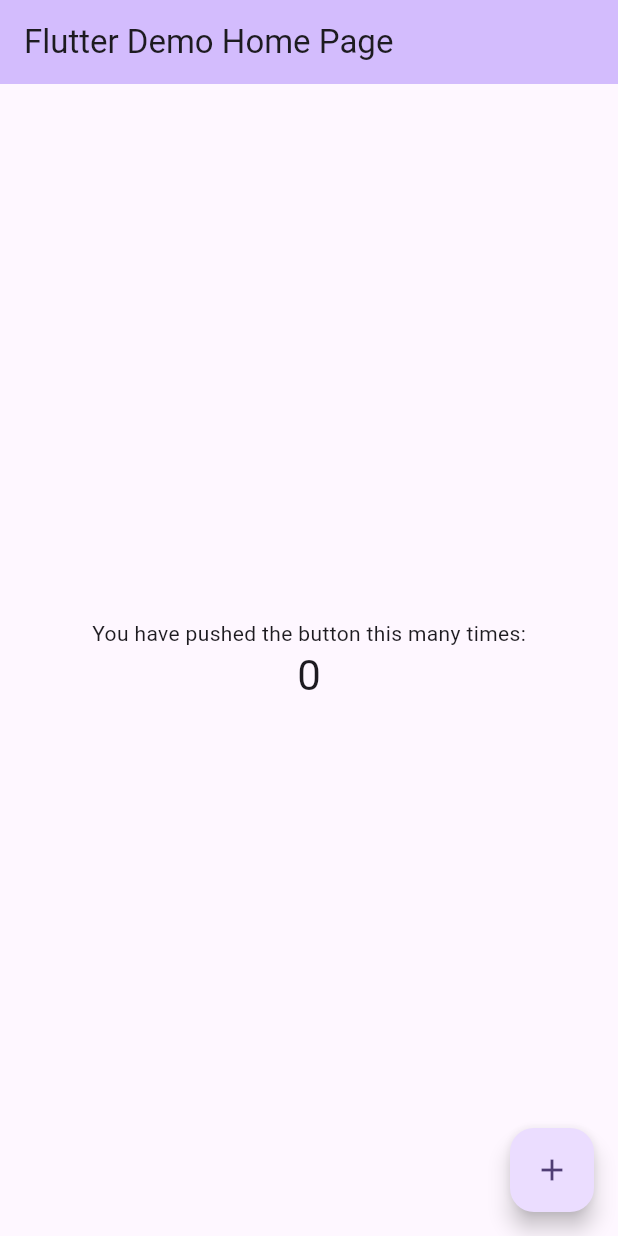
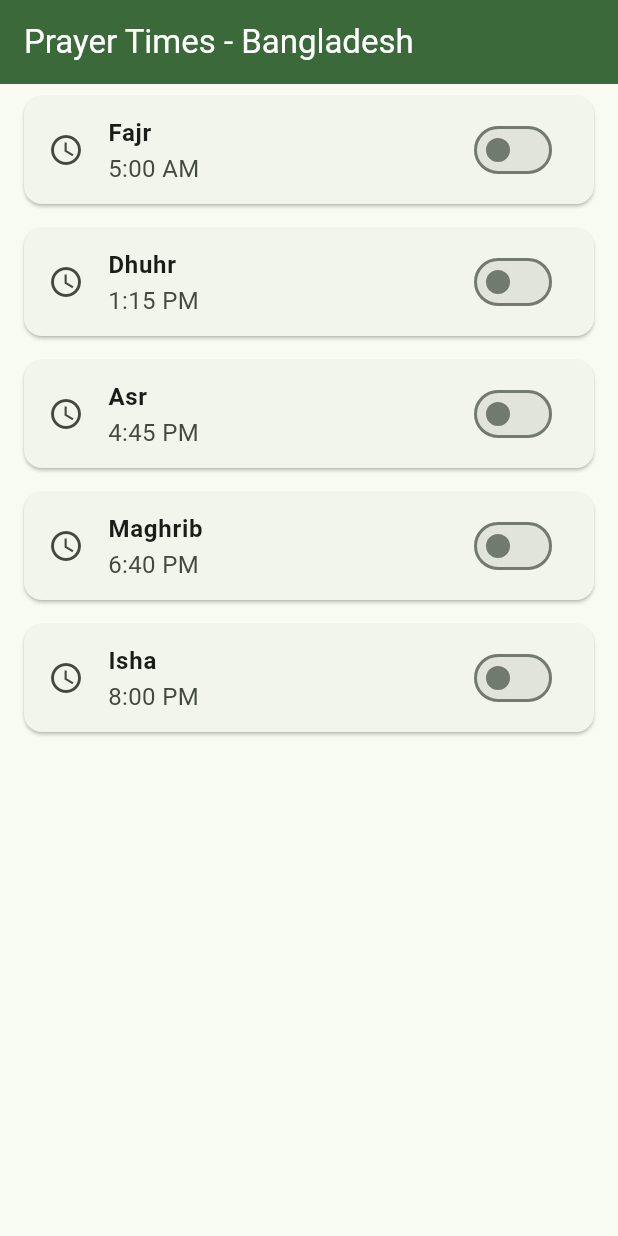
Before and after one commit to could-ai/019a516c-9281-724a-b55a-eb275800d28a, a Flutter app: the screen it shows after launch, on a phone screen of 412 x 824 dp. Run offline on Flutter 3.47's test engine with Material 3 defaults, Android fonts, the phone set to English and light mode, and no system bars.

Commit message:
I have updated the main.dart file to launch our new Prayer Times application. The default counter app has been replaced with a new PrayerTimesApp widget, which sets up the Material App with a green color scheme and designates the PrayerTimesScreen as the home screen. This provides a clean entry point for the prayer schedule feature.; I've created a new model file to define the structure for our prayer time data. The PrayerTime class includes the prayer name, its scheduled time, and a boolean flag to manage the alarm status. This ensures our data is well-organized and easy to manage within the application.; I have created the main screen for the application, which displays the 5 daily prayer times for Bangladesh. This screen features a clean, card-based layout where each card shows the prayer name, time, and an alarm toggle switch. The prayer times are currently hardcoded, but the structure is ready for future integration with a prayer time API. The alarm switch is fully functional, allowing users to toggle the alarm state for each prayer.

```diff
--- a/usr/lib/main.dart
+++ b/usr/lib/main.dart
@@ -1,120 +1,23 @@
 import 'package:flutter/material.dart';
+import 'package:couldai_user_app/screens/prayer_times_screen.dart';
 
 void main() {
-  runApp(const MyApp());
+  runApp(const PrayerTimesApp());
 }
 
-class MyApp extends StatelessWidget {
-  const MyApp({super.key});
+class PrayerTimesApp extends StatelessWidget {
+  const PrayerTimesApp({super.key});
 
-  // This widget is the root of your application.
   @override
   Widget build(BuildContext context) {
     return MaterialApp(
-      title: 'Flutter Demo',
+      title: 'Prayer Times',
       debugShowCheckedModeBanner: false,
       theme: ThemeData(
-        // This is the theme of your application.
-        //
-        // TRY THIS: Try running your application with "flutter run". You'll see
-        // the application has a purple toolbar. Then, without quitting the app,
-        // try changing the seedColor in the colorScheme below to Colors.green
-        // and then invoke "hot reload" (save your changes or press the "hot
-        // reload" button in a Flutter-supported IDE, or press "r" if you used
-        // the command line to start the app).
-        //
-        // Notice that the counter didn't reset back to zero; the application
-        // state is not lost during the reload. To reset the state, use hot
-        // restart instead.
-        //
-        // This works for code too, not just values: Most code changes can be
-        // tested with just a hot reload.
-        colorScheme: ColorScheme.fromSeed(seedColor: Colors.deepPurple),
+        colorScheme: ColorScheme.fromSeed(seedColor: Colors.green),
+        useMaterial3: true,
       ),
-      home: const MyHomePage(title: 'Flutter Demo Home Page'),
+      home: const PrayerTimesScreen(),
     );
   }
 }
-
-class MyHomePage extends StatefulWidget {
-  const MyHomePage({super.key, required this.title});
-
-  // This widget is the home page of your application. It is stateful, meaning
-  // that it has a State object (defined below) that contains fields that affect
-  // how it looks.
-
-  // This class is the configuration for the state. It holds the values (in this
-  // case the title) provided by the parent (in this case the App widget) and
-  // used by the build method of the State. Fields in a Widget subclass are
-  // always marked "final".
-
-  final String title;
-
-  @override
-  State<MyHomePage> createState() => _MyHomePageState();
-}
-
-class _MyHomePageState extends State<MyHomePage> {
-  int _counter = 0;
-
-  void _incrementCounter() {
-    setState(() {
-      // This call to setState tells the Flutter framework that something has
-      // changed in this State, which causes it to rerun the build method below
-      // so that the display can reflect the updated values. If we changed
-      // _counter without calling setState(), then the build method would not be
-      // called again, and so nothing would appear to happen.
-      _counter++;
-    });
-  }
-
-  @override
-  Widget build(BuildContext context) {
-    // This method is rerun every time setState is called, for instance as done
-    // by the _incrementCounter method above.
-    //
-    // The Flutter framework has been optimized to make rerunning build methods
-    // fast, so that you can just rebuild anything that needs updating rather
-    // than having to individually change instances of widgets.
-    return Scaffold(
-      appBar: AppBar(
-        // TRY THIS: Try changing the color here to a specific color (to
-        // Colors.amber, perhaps?) and trigger a hot reload to see the AppBar
-        // change color while the other colors stay the same.
-        backgroundColor: Theme.of(context).colorScheme.inversePrimary,
-        // Here we take the value from the MyHomePage object that was created by
-        // the App.build method, and use it to set our appbar title.
-        title: Text(widget.title),
-      ),
-      body: Center(
-        // Center is a layout widget. It takes a single child and positions it
-        // in the middle of the parent.
-        child: Column(
-          // Column is also a layout widget. It takes a list of children and
-          // arranges them vertically. By default, it sizes itself to fit its
-          // children horizontally, and tries to be as tall as its parent.
-          //
-          // Column has various properties to control how it sizes itself and
-          // how it positions its children. Here we use mainAxisAlignment to
-          // center the children vertically; the main axis here is the vertical
-          // axis because Columns are vertical (the cross axis would be
-          // horizontal).
-          //
-          // TRY THIS: Invoke "debug painting" (choose the "Toggle Debug Paint"
-          // action in the IDE, or press "p" in the console), to see the
-          // wireframe for each widget.
-          mainAxisAlignment: MainAxisAlignment.center,
-          children: <Widget>[
-            const Text('You have pushed the button this many times:'),
-            Text('$_counter', style: Theme.of(context).textTheme.headlineMedium),
-          ],
-        ),
-      ),
-      floatingActionButton: FloatingActionButton(
-        onPressed: _incrementCounter,
-        tooltip: 'Increment',
-        child: const Icon(Icons.add),
-      ), // This trailing comma makes auto-formatting nicer for build methods.
-    );
-  }
-}
--- /dev/null
+++ b/usr/lib/models/prayer_time.dart
@@ -0,0 +1,7 @@
+class PrayerTime {
+  final String name;
+  final String time;
+  bool isAlarmOn;
+
+  PrayerTime({required this.name, required this.time, this.isAlarmOn = false});
+}
--- /dev/null
+++ b/usr/lib/screens/prayer_times_screen.dart
@@ -0,0 +1,52 @@
+import 'package:flutter/material.dart';
+import 'package:couldai_user_app/models/prayer_time.dart';
+
+class PrayerTimesScreen extends StatefulWidget {
+  const PrayerTimesScreen({super.key});
+
+  @override
+  State<PrayerTimesScreen> createState() => _PrayerTimesScreenState();
+}
+
+class _PrayerTimesScreenState extends State<PrayerTimesScreen> {
+  final List<PrayerTime> _prayerTimes = [
+    PrayerTime(name: 'Fajr', time: '5:00 AM'),
+    PrayerTime(name: 'Dhuhr', time: '1:15 PM'),
+    PrayerTime(name: 'Asr', time: '4:45 PM'),
+    PrayerTime(name: 'Maghrib', time: '6:40 PM'),
+    PrayerTime(name: 'Isha', time: '8:00 PM'),
+  ];
+
+  @override
+  Widget build(BuildContext context) {
+    return Scaffold(
+      appBar: AppBar(
+        title: const Text('Prayer Times - Bangladesh'),
+        backgroundColor: Theme.of(context).colorScheme.primary,
+        foregroundColor: Theme.of(context).colorScheme.onPrimary,
+      ),
+      body: ListView.builder(
+        itemCount: _prayerTimes.length,
+        itemBuilder: (context, index) {
+          final prayerTime = _prayerTimes[index];
+          return Card(
+            margin: const EdgeInsets.symmetric(horizontal: 16, vertical: 8),
+            child: ListTile(
+              leading: const Icon(Icons.access_time),
+              title: Text(prayerTime.name, style: const TextStyle(fontWeight: FontWeight.bold)),
+              subtitle: Text(prayerTime.time, style: const TextStyle(fontSize: 16)),
+              trailing: Switch(
+                value: prayerTime.isAlarmOn,
+                onChanged: (bool value) {
+                  setState(() {
+                    prayerTime.isAlarmOn = value;
+                  });
+                },
+              ),
+            ),
+          );
+        },
+      ),
+    );
+  }
+}
```
